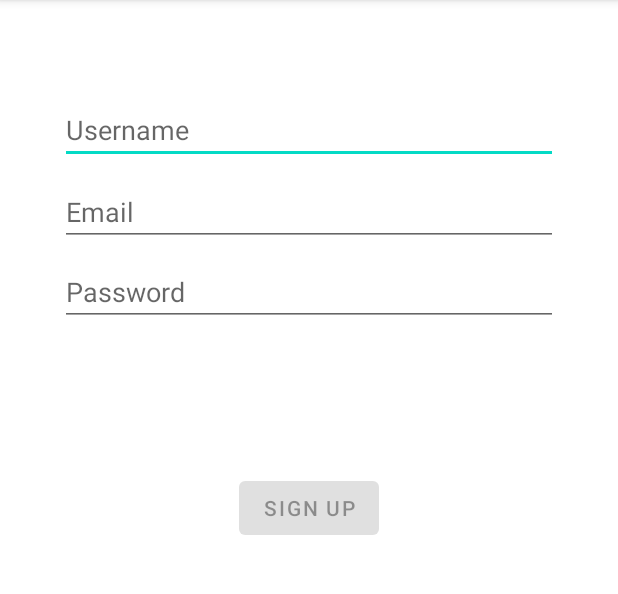
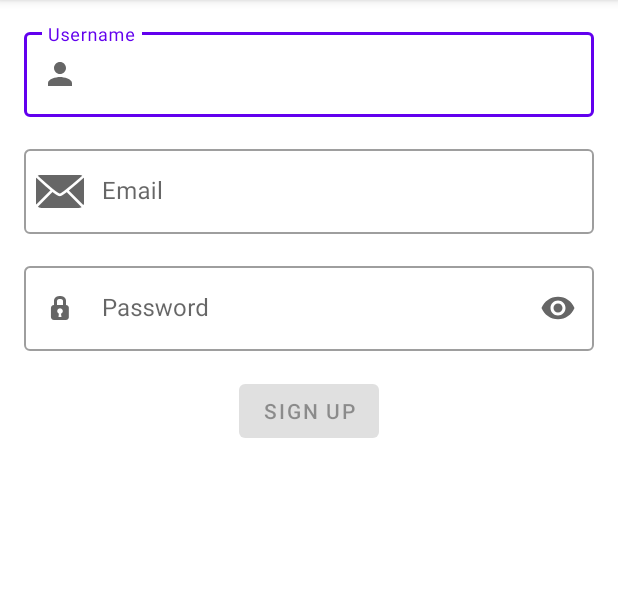
Before and after one commit to jjak0b/TrackingMyPantry, an Android app: the fragment RegisterFragment shown on its own in the app's theme, on a phone screen of 412 x 824 dp, the part 84-678 px from its top. Run offline under Robolectric (Android 15) with nearby library versions, the phone set to English and light mode, and no system bars; libraries missing offline, so code that uses them is left out: com.hadilq.liveevent, org.checkerframework.checker, retrofit2.adapter.guava; 2 statements that could not run were skipped.

Commit message:
Update layout of LoginFragment and RegisterFragment using TextInputLayout of google's material

```diff
--- a/app/build.gradle
+++ b/app/build.gradle
@@ -60,7 +60,7 @@ dependencies {
     // frontend functionality
 
     // Event handling using LiveData
-    implementation "com.github.hadilq:live-event:1.2.3"
+    implementation "com.github.hadilq:live-event:1.3.0"
 
     // glide for image loading and caching
     implementation 'com.github.bumptech.glide:glide:4.12.0'
--- a/app/src/main/java/com/jjak0b/android/trackingmypantry/ui/auth/LoginFragment.java
+++ b/app/src/main/java/com/jjak0b/android/trackingmypantry/ui/auth/LoginFragment.java
@@ -6,6 +6,7 @@ import androidx.core.content.ContextCompat;
 import androidx.lifecycle.LiveData;
 import androidx.lifecycle.Observer;
 
+import android.app.Activity;
 import android.os.Bundle;
 import android.text.InputFilter;
 import android.util.Log;
@@ -14,6 +15,7 @@ import android.view.LayoutInflater;
 import android.view.View;
 import android.view.ViewGroup;
 import android.view.inputmethod.EditorInfo;
+import android.view.inputmethod.InputMethodManager;
 import android.widget.Button;
 import android.widget.EditText;
 import android.widget.ProgressBar;
@@ -91,6 +93,7 @@ public class LoginFragment extends LoginFormFragment {
     private void login(  ProgressBar loadingProgressBar, String email, String password ) {
         loadingProgressBar.setVisibility(View.VISIBLE);
 
+        InputUtil.hideKeyboard( getActivity() );
 
         formViewModel.login(
                 email,
--- a/app/src/main/java/com/jjak0b/android/trackingmypantry/ui/auth/RegisterFragment.java
+++ b/app/src/main/java/com/jjak0b/android/trackingmypantry/ui/auth/RegisterFragment.java
@@ -5,6 +5,7 @@ import androidx.annotation.Nullable;
 import androidx.core.content.ContextCompat;
 import androidx.lifecycle.Observer;
 
+import android.app.Activity;
 import android.os.Bundle;
 import android.text.InputFilter;
 import android.util.Log;
@@ -13,6 +14,7 @@ import android.view.LayoutInflater;
 import android.view.View;
 import android.view.ViewGroup;
 import android.view.inputmethod.EditorInfo;
+import android.view.inputmethod.InputMethodManager;
 import android.widget.Button;
 import android.widget.EditText;
 import android.widget.ProgressBar;
@@ -97,6 +99,8 @@ public class RegisterFragment extends LoginFormFragment {
     private void register( ProgressBar loadingProgressBar, String username, String email, String password ) {
         loadingProgressBar.setVisibility(View.VISIBLE);
 
+        InputUtil.hideKeyboard( getActivity() );
+
         formViewModel.register(
                 username,
                 email,
--- /dev/null
+++ b/app/src/main/res/drawable/ic_baseline_person.xml
@@ -0,0 +1,10 @@
+<vector xmlns:android="http://schemas.android.com/apk/res/android"
+    android:width="24dp"
+    android:height="24dp"
+    android:viewportWidth="24"
+    android:viewportHeight="24"
+    android:tint="?attr/colorControlNormal">
+  <path
+      android:fillColor="@android:color/white"
+      android:pathData="M12,12c2.21,0 4,-1.79 4,-4s-1.79,-4 -4,-4 -4,1.79 -4,4 1.79,4 4,4zM12,14c-2.67,0 -8,1.34 -8,4v2h16v-2c0,-2.66 -5.33,-4 -8,-4z"/>
+</vector>
--- a/app/src/main/res/layout/fragment_regiter.xml
+++ b/app/src/main/res/layout/fragment_regiter.xml
@@ -1,92 +1,88 @@
 <?xml version="1.0" encoding="utf-8"?>
-<androidx.constraintlayout.widget.ConstraintLayout xmlns:android="http://schemas.android.com/apk/res/android"
+<LinearLayout xmlns:android="http://schemas.android.com/apk/res/android"
     xmlns:app="http://schemas.android.com/apk/res-auto"
     xmlns:tools="http://schemas.android.com/tools"
     android:id="@+id/btnSubmitLogin"
     android:layout_width="match_parent"
     android:layout_height="match_parent"
+    android:orientation="vertical"
     android:paddingLeft="@dimen/fragment_horizontal_margin"
     android:paddingTop="@dimen/fragment_vertical_margin"
     android:paddingRight="@dimen/fragment_horizontal_margin"
     android:paddingBottom="@dimen/fragment_vertical_margin"
     tools:context=".ui.auth.RegisterFragment">
 
-    <EditText
-        android:id="@+id/username"
-        android:layout_width="0dp"
+    <com.google.android.material.textfield.TextInputLayout
+        android:layout_width="match_parent"
         android:layout_height="wrap_content"
-        android:layout_marginStart="24dp"
-        android:layout_marginTop="48dp"
-        android:layout_marginEnd="24dp"
-        android:autofillHints=""
+        android:layout_marginBottom="@dimen/text_margin"
         android:hint="@string/prompt_username"
-        android:inputType="textPersonName"
-        android:selectAllOnFocus="true"
-        app:layout_constraintEnd_toEndOf="parent"
-        app:layout_constraintStart_toStartOf="parent"
-        app:layout_constraintTop_toTopOf="parent" />
+        app:endIconMode="clear_text"
+        app:startIconDrawable="@drawable/ic_baseline_person"
+        style="@style/Widget.MaterialComponents.TextInputLayout.OutlinedBox">
 
-    <EditText
-        android:id="@+id/email"
-        android:layout_width="0dp"
+        <com.google.android.material.textfield.TextInputEditText
+            android:id="@+id/username"
+            android:layout_width="match_parent"
+            android:layout_height="wrap_content"
+            android:autofillHints=""
+            android:inputType="textPersonName" />
+
+    </com.google.android.material.textfield.TextInputLayout>
+
+    <com.google.android.material.textfield.TextInputLayout
+        android:layout_width="match_parent"
         android:layout_height="wrap_content"
-        android:layout_marginStart="24dp"
-        android:layout_marginTop="9dp"
-        android:layout_marginEnd="24dp"
+        android:layout_marginBottom="@dimen/text_margin"
         android:hint="@string/prompt_email"
-        android:inputType="textEmailAddress"
-        android:selectAllOnFocus="true"
-        app:layout_constraintEnd_toEndOf="parent"
-        app:layout_constraintStart_toStartOf="parent"
-        app:layout_constraintTop_toBottomOf="@+id/username"
-        android:autofillHints="" />
+        app:endIconMode="clear_text"
+        app:startIconDrawable="@android:drawable/ic_dialog_email"
+        style="@style/Widget.MaterialComponents.TextInputLayout.OutlinedBox">
 
-    <EditText
-        android:id="@+id/password"
-        android:layout_width="0dp"
+        <com.google.android.material.textfield.TextInputEditText
+            android:id="@+id/email"
+            android:layout_width="match_parent"
+            android:layout_height="wrap_content"
+            android:autofillHints=""
+            android:inputType="textEmailAddress" />
+
+    </com.google.android.material.textfield.TextInputLayout>
+
+    <com.google.android.material.textfield.TextInputLayout
+        android:layout_width="match_parent"
         android:layout_height="wrap_content"
-        android:layout_marginStart="24dp"
-        android:layout_marginTop="8dp"
-        android:layout_marginEnd="24dp"
-        android:autofillHints=""
+        android:layout_marginBottom="@dimen/text_margin"
         android:hint="@string/prompt_password"
-        android:imeOptions="actionGo"
-        android:inputType="textPassword"
-        android:selectAllOnFocus="true"
-        app:layout_constraintEnd_toEndOf="parent"
-        app:layout_constraintStart_toStartOf="parent"
-        app:layout_constraintTop_toBottomOf="@+id/email" />
+        app:endIconMode="password_toggle"
+        app:startIconDrawable="@android:drawable/ic_secure"
+        style="@style/Widget.MaterialComponents.TextInputLayout.OutlinedBox">
 
-    <Button
-        android:id="@+id/btnSubmitRegister"
-        android:layout_width="wrap_content"
-        android:layout_height="wrap_content"
-        android:layout_gravity="start"
-        android:layout_marginStart="48dp"
-        android:layout_marginTop="16dp"
-        android:layout_marginEnd="48dp"
-        android:layout_marginBottom="64dp"
-        android:enabled="false"
-        android:text="@string/action_register"
-        app:layout_constraintBottom_toBottomOf="parent"
-        app:layout_constraintEnd_toEndOf="parent"
-        app:layout_constraintStart_toStartOf="parent"
-        app:layout_constraintTop_toBottomOf="@+id/password"
-        app:layout_constraintVertical_bias="0.2" />
+        <com.google.android.material.textfield.TextInputEditText
+            android:id="@+id/password"
+            android:layout_width="match_parent"
+            android:layout_height="wrap_content"
+            android:autofillHints=""
+            android:imeOptions="actionGo"
+            android:inputType="textPassword" />
+
+    </com.google.android.material.textfield.TextInputLayout>
 
     <ProgressBar
         android:id="@+id/loading"
         android:layout_width="wrap_content"
         android:layout_height="wrap_content"
         android:layout_gravity="center"
-        android:layout_marginStart="32dp"
-        android:layout_marginTop="64dp"
-        android:layout_marginEnd="32dp"
-        android:layout_marginBottom="64dp"
+        android:layout_marginBottom="@dimen/text_margin"
         android:visibility="gone"
-        app:layout_constraintBottom_toBottomOf="parent"
-        app:layout_constraintEnd_toEndOf="@+id/password"
-        app:layout_constraintStart_toStartOf="@+id/password"
-        app:layout_constraintTop_toTopOf="parent"
-        app:layout_constraintVertical_bias="0.3" />
-</androidx.constraintlayout.widget.ConstraintLayout>
+        tools:visibility="visible"
+        />
+
+    <Button
+        android:id="@+id/btnSubmitRegister"
+        android:layout_width="wrap_content"
+        android:layout_height="wrap_content"
+        android:layout_gravity="center"
+        android:layout_marginBottom="@dimen/text_margin"
+        android:enabled="false"
+        android:text="@string/action_register" />
+</LinearLayout>
```
Also changed, not shown: app/src/main/java/com/jjak0b/android/trackingmypantry/ui/util/InputUtil.java (+12 -0 lines), app/src/main/res/layout/fragment_login.xml (+44 -52 lines).
